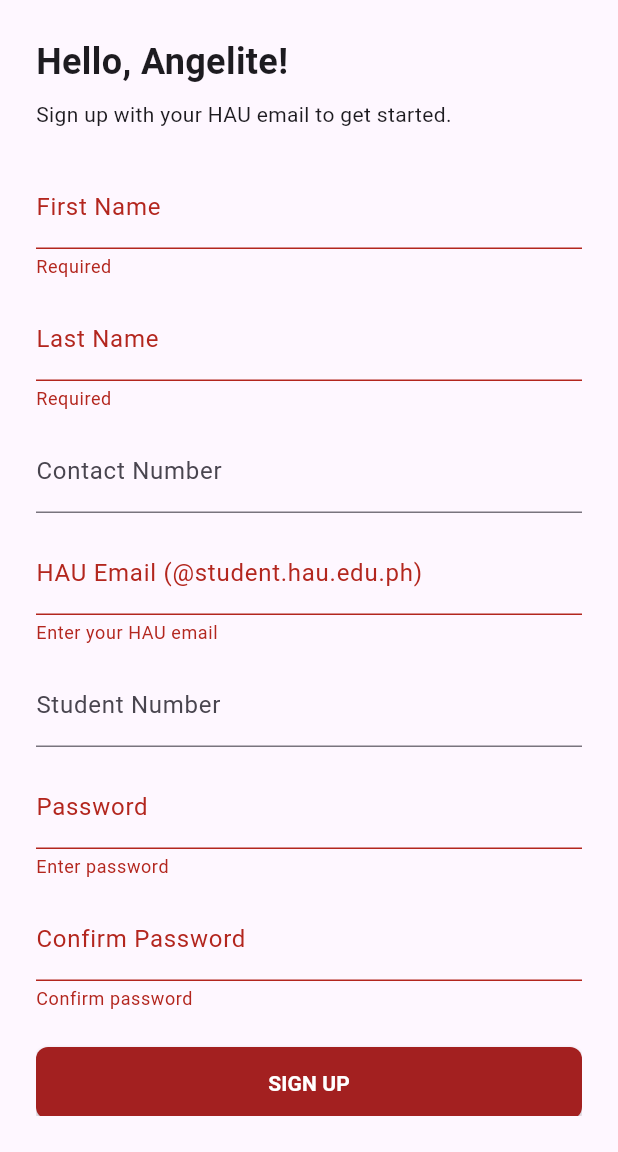
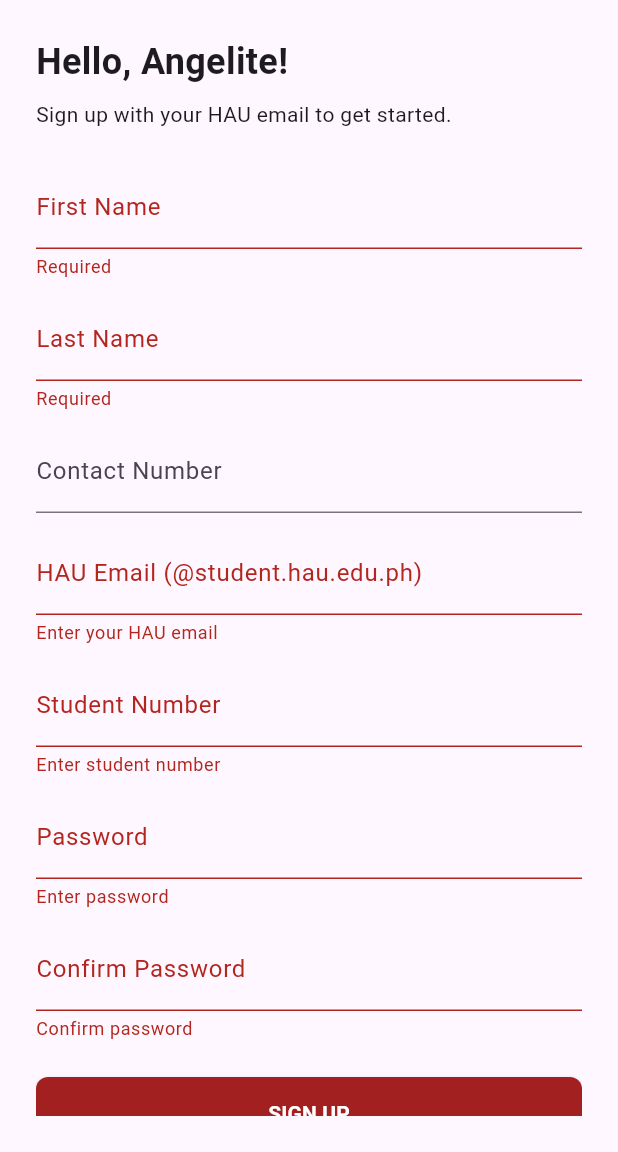
Before and after one commit to fromHELIO/HAUrmony, a Flutter app: the SignupAngeliteScreen screen opened by its route, after a tap on "SIGN UP", on a phone screen of 412 x 824 dp, the part 84-1236 px from its top. Run offline on Flutter 3.47's test engine with Material 3 defaults, Android fonts, the light colour scheme and no system bars; our stand-ins replace supabase_flutter; accounts and stored records are empty.

Commit message:
fix: upload student number to database

```diff
--- a/lib/client/screens/signup_angelite_screen.dart
+++ b/lib/client/screens/signup_angelite_screen.dart
@@ -57,6 +57,14 @@
     return null;
   }
 
+  String? _studNumValidator(String? v) {
+    if (v == null || v.isEmpty) return 'Enter student number';
+    final studNum = v.trim();
+    final studNumRegEx = RegExp(r'20[0-9]{6}');
+    if (!studNumRegEx.hasMatch(studNum)) return 'Enter a student number';
+    return null;
+  }
+
   void _submit() async {
     if (!_formKey.currentState!.validate()) return;
 
@@ -64,6 +72,7 @@
     final password = passwordController.text.trim();
     final firstname = firstNameController.text.trim();
     final lastname = lastNameController.text.trim();
+    final studNum = studentNumberController.text.trim();
 
     final supabase = Supabase.instance.client;
 
@@ -86,6 +95,7 @@
       'user_id': user.id,
       'first_name': firstname,
       'last_name': lastname,
+      'student_number': studNum,
       'is_angelite': true,
     });
 
@@ -137,7 +147,7 @@
                   validator: _hauEmailValidator,
                 ),
                 const SizedBox(height: 12),
-                TextFormField(controller: studentNumberController, decoration: const InputDecoration(labelText: 'Student Number')),
+                TextFormField(controller: studentNumberController, decoration: const InputDecoration(labelText: 'Student Number'), validator: _studNumValidator,),
                 const SizedBox(height: 12),
                 TextFormField(controller: passwordController, obscureText: true, decoration: const InputDecoration(labelText: 'Password'), validator: _passwordValidator),
                 const SizedBox(height: 12),
@@ -170,5 +180,4 @@
       ),
     );
   }
-
 }
```
